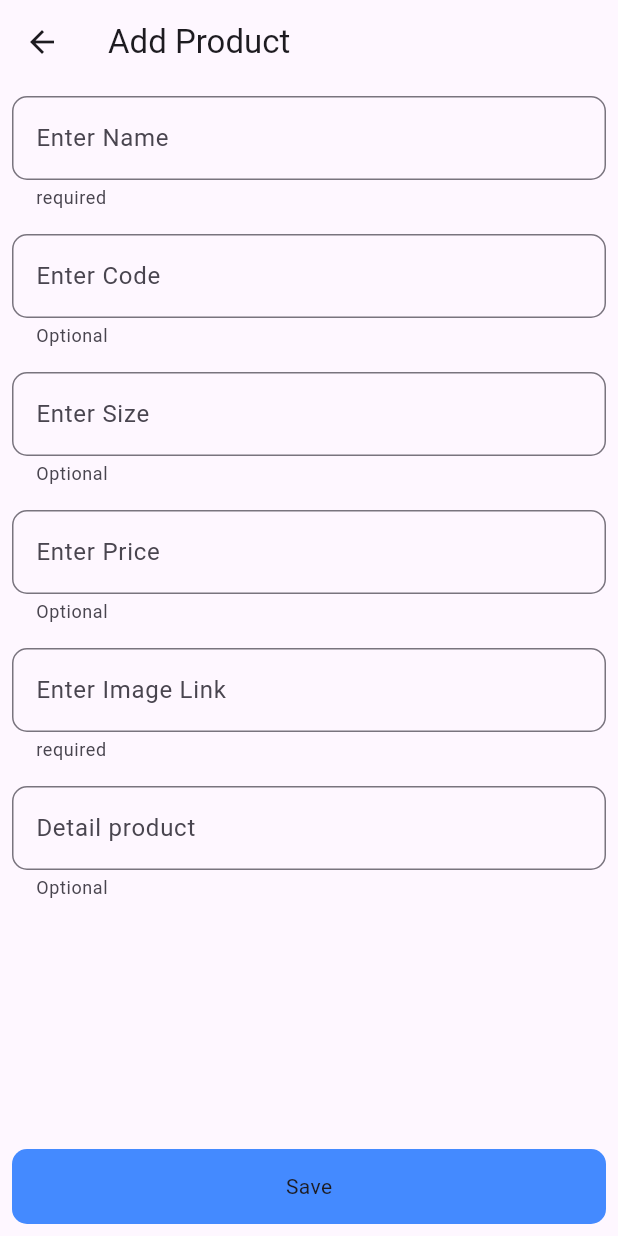
After one commit to PHANNA11/FlutterXFirebase, a Flutter app: the AddEditProduct screen opened directly, after a tap on "Save", on a phone screen of 412 x 824 dp. The commit adds this screen. Run offline on Flutter 3.47's test engine with Material 3 defaults, Android fonts, the phone set to English and light mode, and no system bars; our stand-ins replace cloud_firestore, firebase_auth, firebase_core, hexcolor; missing offline and left inert: dart:ffi; accounts and stored records are empty.

Commit message:
Add , Edit , Delete Product

```diff
--- a/lib/main.dart
+++ b/lib/main.dart
@@ -1,4 +1,5 @@
 import 'package:appxfirebase/view/auth/screen/login_screen.dart';
+import 'package:appxfirebase/view/home/home_screen.dart';
 import 'package:firebase_core/firebase_core.dart';
 import 'package:flutter/material.dart';
 
@@ -15,7 +16,7 @@ class MyApp extends StatelessWidget {
   Widget build(BuildContext context) {
     return const MaterialApp(
       debugShowCheckedModeBanner: false,
-      home: LoginScreen(),
+      home: HomeScreen(),
     );
   }
 }
--- a/lib/model/product_model.dart
+++ b/lib/model/product_model.dart
@@ -1,31 +1,57 @@
+import 'dart:ffi';
+
 class ProductModel {
-  int? id;
+  String? id;
   String? name;
+  String? code;
+  String? image;
+  String? description;
+  bool? favorite;
+  int? qty;
+  double? size;
   double? price;
-  double? discount;
-  String? discountLabel;
-  double? sellPrice;
-  String? discription;
-  String? image;
-  ProductModel(
-      {this.id,
-      this.name,
-      this.price,
-      this.discount,
-      this.discountLabel,
-      this.sellPrice,
-      this.discription,
-      this.image});
-  Map<String, dynamic> toFirebase() {
+  String? backgroundColor;
+  List<dynamic>? varriants;
+  ProductModel({
+    this.code,
+    this.id,
+    this.backgroundColor,
+    this.name,
+    this.qty,
+    this.price,
+    this.favorite,
+    this.description,
+    this.size,
+    this.image,
+    this.varriants,
+  });
+  Map<String, dynamic> toMap() {
     return {
       'id': id,
       'name': name,
-      'price': price,
+      'price': price as double,
+      'description': description,
+      'favorite': favorite,
+      'qty': qty,
+      'size': size,
+      'image': image,
+      'code': code,
+      'varriant_colors': varriants,
+      'background_color': backgroundColor,
     };
   }
 
-  ProductModel.fromFireBase(Map<String, dynamic> map)
-      : id = map['id'],
-        name = map['name'],
-        price = double.parse(map['price'].toString());
+  ProductModel.fromMap({
+    required Map<String, dynamic> map,
+  })  : id = map['id'].toString(),
+        name = map['name'] as String,
+        price = double.parse((map['price'] ?? '0.0').toString()),
+        code = map['code'] as String,
+        qty = map['qty'] as int,
+        size = double.parse((map['size'] ?? 0.0).toString()),
+        image = map['image'] as String,
+        backgroundColor = map['background_color'] as String,
+        description = map['description'] as String,
+        favorite = map['favorite'] as bool,
+        varriants = map['varriant_colors'];
 }
--- a/lib/view/auth/firebase/firebase_firestor_con.dart
+++ b/lib/view/auth/firebase/firebase_firestor_con.dart
@@ -1,9 +1,24 @@
+import 'package:appxfirebase/model/product_model.dart';
 import 'package:cloud_firestore/cloud_firestore.dart';
 
 class CloudFirebaseController {
+  CollectionReference productRef =
+      FirebaseFirestore.instance.collection('Products');
   Stream<QuerySnapshot> getProdduct() async* {
     // CollectionReference productRef =
     //    FirebaseFirestore.instance.collection('Products');
     // productRef.;
   }
+  Future<void> addProduct({required ProductModel pro}) async {
+    await productRef.add(pro.toMap());
+  }
+
+  Future<void> updateProduct(
+      {required ProductModel pro, required String docId}) async {
+    await productRef.doc(docId).set(pro.toMap());
+  }
+
+  Future<void> deleteProduct({required String docId}) async {
+    await productRef.doc(docId).delete();
+  }
 }
--- /dev/null
+++ b/lib/view/shop/edd_edit_product.dart
@@ -0,0 +1,149 @@
+import 'package:appxfirebase/model/product_model.dart';
+import 'package:cloud_firestore/cloud_firestore.dart';
+import 'package:flutter/material.dart';
+
+import '../../widget/form_widget.dart';
+import '../auth/firebase/firebase_firestor_con.dart';
+
+class AddEditProduct extends StatefulWidget {
+  AddEditProduct({
+    super.key,
+    this.pro,
+    this.docId,
+  });
+  ProductModel? pro;
+  String? docId;
+
+  @override
+  State<AddEditProduct> createState() => _AddEditProductState();
+}
+
+class _AddEditProductState extends State<AddEditProduct> {
+  TextEditingController nameController = TextEditingController();
+  TextEditingController codeController = TextEditingController();
+  TextEditingController sizeController = TextEditingController();
+  TextEditingController priceController = TextEditingController();
+  TextEditingController imageController = TextEditingController();
+  TextEditingController descController = TextEditingController();
+  void setInitData() {
+    setState(() {
+      nameController.text = widget.pro!.name!;
+      codeController.text = widget.pro!.code!;
+      sizeController.text = widget.pro!.size!.toString();
+      priceController.text = widget.pro!.price!.toString();
+      imageController.text = widget.pro!.image!;
+      descController.text = widget.pro!.description!;
+    });
+  }
+
+  void clear() {
+    setState(() {
+      nameController.text = codeController.text = sizeController.text =
+          priceController.text =
+              imageController.text = descController.text = '';
+    });
+  }
+
+  @override
+  void initState() {
+    // TODO: implement initState
+    super.initState();
+    if (widget.pro == null) {
+      clear();
+    } else {
+      setInitData();
+    }
+  }
+
+  @override
+  Widget build(BuildContext context) {
+    return Scaffold(
+      appBar: AppBar(
+        title: Text('Add Product'),
+      ),
+      body: SingleChildScrollView(
+        child: Column(
+          children: [
+            ShopWidget().buildForm(
+                controller: nameController,
+                hintText: 'Enter Name',
+                isRequired: true),
+            ShopWidget()
+                .buildForm(controller: codeController, hintText: 'Enter Code'),
+
+            ShopWidget()
+                .buildForm(controller: sizeController, hintText: 'Enter Size'),
+            ShopWidget().buildForm(
+                controller: priceController, hintText: 'Enter Price'),
+            ShopWidget().buildForm(
+                controller: imageController,
+                hintText: 'Enter Image Link',
+                isRequired: true),
+
+            ShopWidget().buildForm(
+                controller: descController, hintText: 'Detail product'),
+            if (imageController.text.isNotEmpty)
+              Image(
+                  height: 200,
+                  width: double.infinity,
+                  image: NetworkImage(imageController.text))
+            //  ShopWidget().buildForm(controller: nameController),
+          ],
+        ),
+      ),
+      bottomNavigationBar: Padding(
+        padding: const EdgeInsets.all(8.0),
+        child: GestureDetector(
+          onTap: () async {
+            widget.pro == null
+                ? await CloudFirebaseController()
+                    .addProduct(
+                        pro: ProductModel(
+                            id: DateTime.now()
+                                .millisecondsSinceEpoch
+                                .toString(),
+                            name: nameController.text,
+                            code: codeController.text,
+                            price: double.parse(priceController.text),
+                            image: imageController.text,
+                            description: descController.text,
+                            backgroundColor: '#CBD7CE',
+                            favorite: false,
+                            qty: 0,
+                            varriants: ['#008000', '#6F7D6F', '#CBD7CE']))
+                    .whenComplete(() {
+                    Navigator.pop(context);
+                  })
+                : await CloudFirebaseController()
+                    .updateProduct(
+                        docId: widget.docId.toString(),
+                        pro: ProductModel(
+                            id: widget.pro!.id.toString(),
+                            name: nameController.text,
+                            code: codeController.text,
+                            price: double.parse(priceController.text),
+                            image: imageController.text,
+                            description: descController.text,
+                            backgroundColor: '#CBD CE',
+                            favorite: false,
+                            qty: 0,
+                            varriants: ['#008000', '#6F7D6F', '#CBD7CE']))
+                    .whenComplete(() {
+                    Navigator.pop(context);
+                  });
+          },
+          child: Container(
+            height: 50,
+            width: double.infinity,
+            decoration: BoxDecoration(
+                borderRadius: BorderRadius.circular(10),
+                color: Colors.blueAccent),
+            child: Center(
+              child: Text('Save'),
+            ),
+          ),
+        ),
+      ),
+    );
+  }
+}
--- /dev/null
+++ b/lib/widget/form_widget.dart
@@ -0,0 +1,21 @@
+import 'package:flutter/material.dart';
+
+class ShopWidget {
+  Widget buildForm(
+      {required TextEditingController controller,
+      String? hintText,
+      IconData? icon,
+      bool? isRequired}) {
+    return Padding(
+      padding: const EdgeInsets.all(8.0),
+      child: TextFormField(
+        controller: controller,
+        decoration: InputDecoration(
+            helperText: (isRequired ?? false) ? 'required' : 'Optional',
+            prefixIcon: icon == null ? null : Icon(icon),
+            border: OutlineInputBorder(borderRadius: BorderRadius.circular(10)),
+            hintText: hintText ?? 'Enter sometext'),
+      ),
+    );
+  }
+}
--- a/pubspec.yaml
+++ b/pubspec.yaml
@@ -38,6 +38,7 @@ dependencies:
   firebase_auth: ^4.16.0
   firebase_core: ^2.24.2
   cloud_firestore: ^4.14.0
+  hexcolor: ^3.0.1
 
 dev_dependencies:
   flutter_test:
```
Also changed, not shown: lib/view/home/detail_product.dart (added, +71 -0 lines), lib/view/home/home_screen.dart (+107 -12 lines), lib/view/shop/home_shop.dart (added, +174 -0 lines), pubspec.lock.
